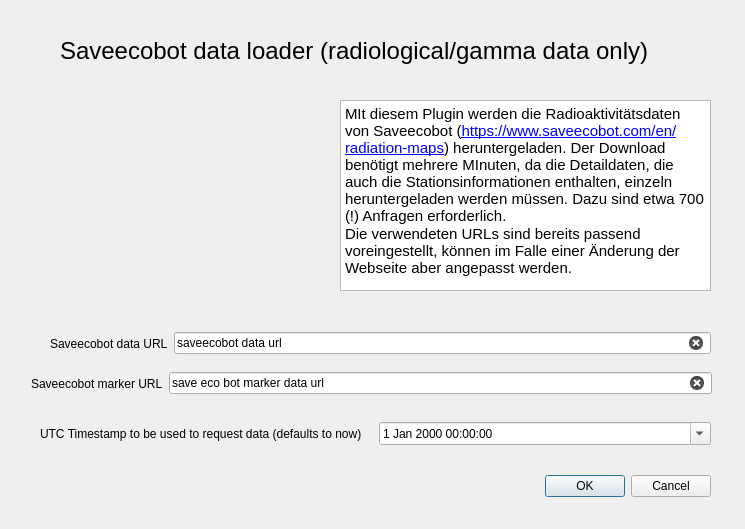
OpenBfS/bfs_saveecobot_loader, file saveecobot_loader_dialog_base.ui: the form before one commit.
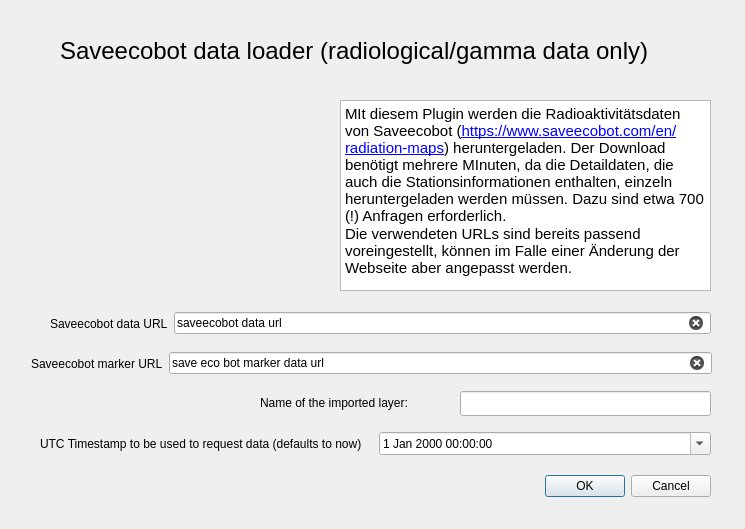
The form after the commit.

Commit message: now layer name can be given from GUI

Diff of the .ui file:
```diff
--- a/saveecobot_loader_dialog_base.ui
+++ b/saveecobot_loader_dialog_base.ui
@@ -72,7 +72,7 @@
    <property name="geometry">
     <rect>
      <x>50</x>
-     <y>330</y>
+     <y>310</y>
      <width>661</width>
      <height>27</height>
     </rect>
@@ -101,7 +101,7 @@
    <property name="geometry">
     <rect>
      <x>31</x>
-     <y>370</y>
+     <y>350</y>
      <width>681</width>
      <height>27</height>
     </rect>
@@ -130,7 +130,7 @@
    <property name="geometry">
     <rect>
      <x>40</x>
-     <y>420</y>
+     <y>430</y>
      <width>671</width>
      <height>28</height>
     </rect>
@@ -155,6 +155,32 @@
     </item>
    </layout>
   </widget>
+  <widget class="QLabel" name="label_5">
+   <property name="geometry">
+    <rect>
+     <x>260</x>
+     <y>390</y>
+     <width>201</width>
+     <height>26</height>
+    </rect>
+   </property>
+   <property name="text">
+    <string>Name of the imported layer:</string>
+   </property>
+  </widget>
+  <widget class="QLineEdit" name="lineEditLayerName">
+   <property name="geometry">
+    <rect>
+     <x>460</x>
+     <y>391</y>
+     <width>251</width>
+     <height>25</height>
+    </rect>
+   </property>
+   <property name="clearButtonEnabled">
+    <bool>true</bool>
+   </property>
+  </widget>
  </widget>
  <resources/>
  <tabstops>
```
Left out of the diff: 2 changed lines with no effect on the pictures. The commit also changes 1 other file.
